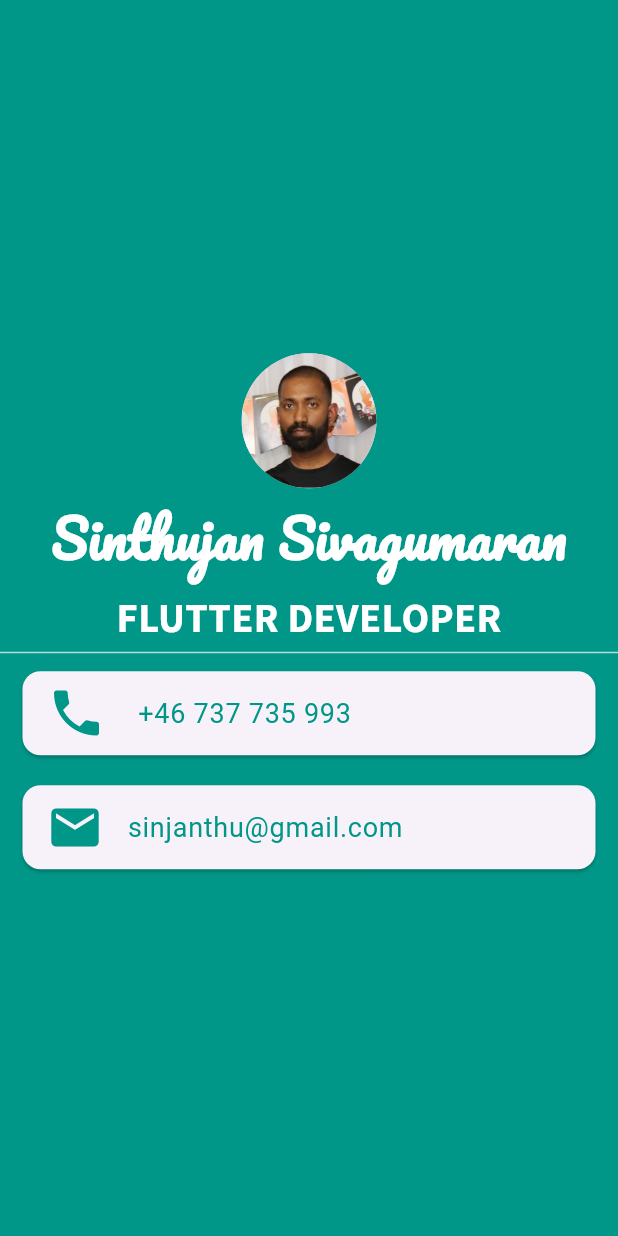
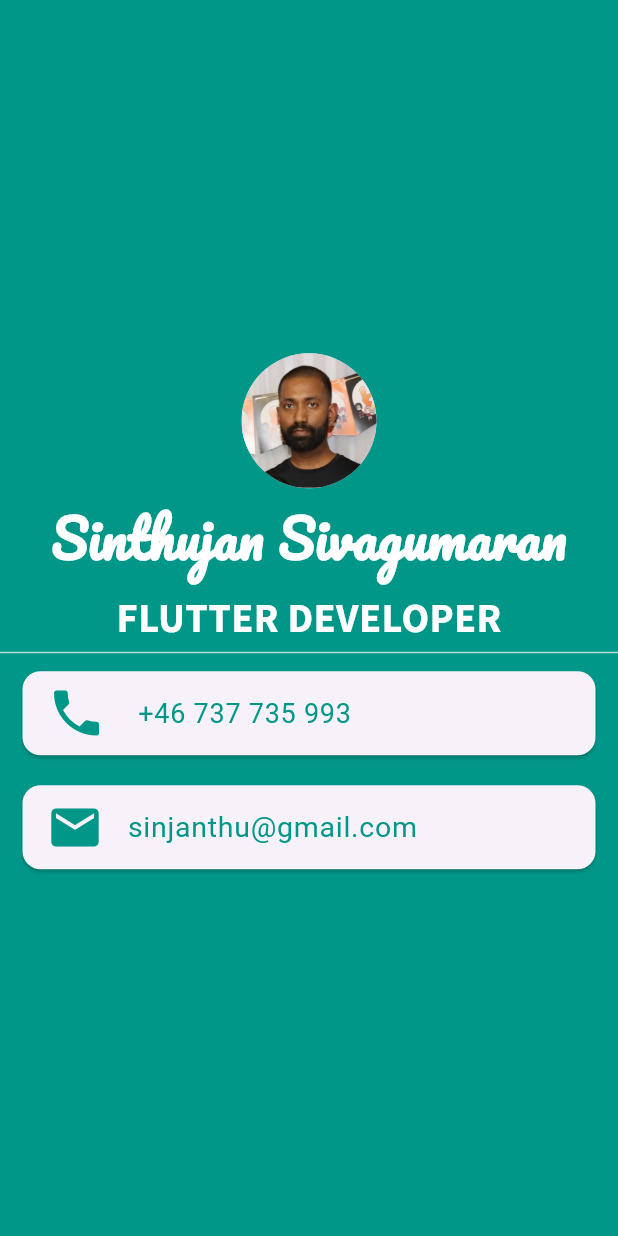
Before and after one commit to Sinjanthu/micard_new, a Flutter app: the screen it shows after launch, on a phone screen of 412 x 824 dp. Run offline on Flutter 3.47's test engine with Material 3 defaults, Android fonts, the phone set to English and light mode, and no system bars.

Commit message:
fixed font

```diff
--- a/lib/main.dart
+++ b/lib/main.dart
@@ -77,7 +77,7 @@ class MyApp extends StatelessWidget {
                   // ),
                   title: Text(
                     'sinjanthu@gmail.com',
-                    style: TextStyle(color: Colors.teal, fontSize: 18.0),
+                    style: TextStyle(color: Colors.teal, fontSize: 19.0),
                   ),
                 ),
               ),
```
Also changed, not shown: pubspec.lock.
